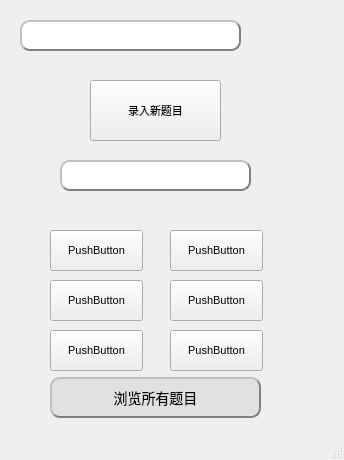
Above: mainwindow.ui from Nartsam/MistakeCopy before the change. Below: the same form after it.
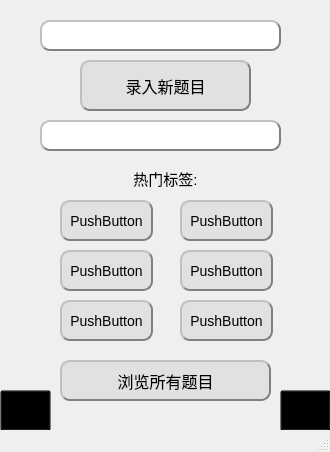
That is the form after the change. Icons and pictures are not drawn.

```diff
--- a/mainwindow.ui
+++ b/mainwindow.ui
@@ -6,8 +6,8 @@
    <rect>
     <x>0</x>
     <y>0</y>
-    <width>344</width>
-    <height>460</height>
+    <width>330</width>
+    <height>452</height>
    </rect>
   </property>
   <property name="font">
@@ -31,12 +31,20 @@
    <widget class="QLineEdit" name="search_lineEdit">
     <property name="geometry">
      <rect>
-      <x>20</x>
+      <x>40</x>
       <y>20</y>
-      <width>221</width>
+      <width>241</width>
       <height>31</height>
      </rect>
     </property>
+    <property name="font">
+     <font>
+      <family>Microsoft YaHei UI</family>
+      <pointsize>8</pointsize>
+      <italic>false</italic>
+      <bold>false</bold>
+     </font>
+    </property>
     <property name="styleSheet">
      <string notr="true">QLineEdit{border:2px groove gray;border-radius:10px;padding:2px 4px;border-style: outset;}</string>
     </property>
@@ -44,12 +52,20 @@
    <widget class="QLineEdit" name="tags_lineEdit">
     <property name="geometry">
      <rect>
-      <x>60</x>
-      <y>160</y>
-      <width>191</width>
+      <x>40</x>
+      <y>120</y>
+      <width>241</width>
       <height>31</height>
      </rect>
     </property>
+    <property name="font">
+     <font>
+      <family>Microsoft YaHei UI</family>
+      <pointsize>8</pointsize>
+      <italic>false</italic>
+      <bold>false</bold>
+     </font>
+    </property>
     <property name="styleSheet">
      <string notr="true">QLineEdit { border:2px groove gray;border-radius:10px;padding:2px 4px;border-style: outset; }</string>
     </property>
@@ -57,20 +73,25 @@
    <widget class="QPushButton" name="add_pushButton">
     <property name="geometry">
      <rect>
-      <x>90</x>
-      <y>80</y>
-      <width>131</width>
-      <height>61</height>
+      <x>80</x>
+      <y>60</y>
+      <width>171</width>
+      <height>51</height>
      </rect>
     </property>
     <property name="font">
      <font>
       <family>Microsoft YaHei UI</family>
-      <pointsize>8</pointsize>
+      <pointsize>-1</pointsize>
       <italic>false</italic>
       <bold>false</bold>
      </font>
     </property>
+    <property name="styleSheet">
+     <string notr="true">QPushButton{ background-color:rgb(225,225,225); border:2px groove gray;border-radius:10px;padding:2px 4px;border-style: outset;font-family: &quot;Microsoft YaHei UI&quot;;font-size: 16px;}
+QPushButton:hover{background-color:rgb(229, 241, 251); color: black;}
+QPushButton:pressed{background-color:rgb(204, 228, 247);border-style: inset;}</string>
+    </property>
     <property name="text">
      <string>录入新题目</string>
     </property>
@@ -78,12 +99,17 @@
    <widget class="QPushButton" name="pushButton_1">
     <property name="geometry">
      <rect>
-      <x>50</x>
-      <y>230</y>
+      <x>60</x>
+      <y>200</y>
       <width>93</width>
       <height>41</height>
      </rect>
     </property>
+    <property name="styleSheet">
+     <string notr="true">QPushButton{ background-color:rgb(225,225,225); border:2px groove gray;border-radius:10px;padding:2px 4px;border-style: outset;font-family: &quot;Microsoft YaHei UI&quot;;font-size: 14px;}
+QPushButton:hover{background-color:rgb(229, 241, 251); color: black;}
+QPushButton:pressed{background-color:rgb(204, 228, 247);border-style: inset;}</string>
+    </property>
     <property name="text">
      <string>PushButton</string>
     </property>
@@ -91,12 +117,17 @@
    <widget class="QPushButton" name="pushButton_2">
     <property name="geometry">
      <rect>
-      <x>170</x>
-      <y>230</y>
+      <x>180</x>
+      <y>200</y>
       <width>93</width>
       <height>41</height>
      </rect>
     </property>
+    <property name="styleSheet">
+     <string notr="true">QPushButton{ background-color:rgb(225,225,225); border:2px groove gray;border-radius:10px;padding:2px 4px;border-style: outset;font-family: &quot;Microsoft YaHei UI&quot;;font-size: 14px;}
+QPushButton:hover{background-color:rgb(229, 241, 251); color: black;}
+QPushButton:pressed{background-color:rgb(204, 228, 247);border-style: inset;}</string>
+    </property>
     <property name="text">
      <string>PushButton</string>
     </property>
@@ -104,12 +135,17 @@
    <widget class="QPushButton" name="pushButton_3">
     <property name="geometry">
      <rect>
-      <x>50</x>
-      <y>280</y>
+      <x>60</x>
+      <y>250</y>
       <width>93</width>
       <height>41</height>
      </rect>
     </property>
+    <property name="styleSheet">
+     <string notr="true">QPushButton{ background-color:rgb(225,225,225); border:2px groove gray;border-radius:10px;padding:2px 4px;border-style: outset;font-family: &quot;Microsoft YaHei UI&quot;;font-size: 14px;}
+QPushButton:hover{background-color:rgb(229, 241, 251); color: black;}
+QPushButton:pressed{background-color:rgb(204, 228, 247);border-style: inset;}</string>
+    </property>
     <property name="text">
      <string>PushButton</string>
     </property>
@@ -117,12 +153,17 @@
    <widget class="QPushButton" name="pushButton_4">
     <property name="geometry">
      <rect>
-      <x>170</x>
-      <y>280</y>
+      <x>180</x>
+      <y>250</y>
       <width>93</width>
       <height>41</height>
      </rect>
     </property>
+    <property name="styleSheet">
+     <string notr="true">QPushButton{ background-color:rgb(225,225,225); border:2px groove gray;border-radius:10px;padding:2px 4px;border-style: outset;font-family: &quot;Microsoft YaHei UI&quot;;font-size: 14px;}
+QPushButton:hover{background-color:rgb(229, 241, 251); color: black;}
+QPushButton:pressed{background-color:rgb(204, 228, 247);border-style: inset;}</string>
+    </property>
     <property name="text">
      <string>PushButton</string>
     </property>
@@ -130,12 +171,17 @@
    <widget class="QPushButton" name="pushButton_5">
     <property name="geometry">
      <rect>
-      <x>50</x>
-      <y>330</y>
+      <x>60</x>
+      <y>300</y>
       <width>93</width>
       <height>41</height>
      </rect>
     </property>
+    <property name="styleSheet">
+     <string notr="true">QPushButton{ background-color:rgb(225,225,225); border:2px groove gray;border-radius:10px;padding:2px 4px;border-style: outset;font-family: &quot;Microsoft YaHei UI&quot;;font-size: 14px;}
+QPushButton:hover{background-color:rgb(229, 241, 251); color: black;}
+QPushButton:pressed{background-color:rgb(204, 228, 247);border-style: inset;}</string>
+    </property>
     <property name="text">
      <string>PushButton</string>
     </property>
@@ -143,12 +189,17 @@
    <widget class="QPushButton" name="pushButton_6">
     <property name="geometry">
      <rect>
-      <x>170</x>
-      <y>330</y>
+      <x>180</x>
+      <y>300</y>
       <width>93</width>
       <height>41</height>
      </rect>
     </property>
+    <property name="styleSheet">
+     <string notr="true">QPushButton{ background-color:rgb(225,225,225); border:2px groove gray;border-radius:10px;padding:2px 4px;border-style: outset;font-family: &quot;Microsoft YaHei UI&quot;;font-size: 14px;}
+QPushButton:hover{background-color:rgb(229, 241, 251); color: black;}
+QPushButton:pressed{background-color:rgb(204, 228, 247);border-style: inset;}</string>
+    </property>
     <property name="text">
      <string>PushButton</string>
     </property>
@@ -156,8 +207,8 @@
    <widget class="QPushButton" name="view_all_pushButton">
     <property name="geometry">
      <rect>
-      <x>50</x>
-      <y>377</y>
+      <x>60</x>
+      <y>360</y>
       <width>211</width>
       <height>41</height>
      </rect>
@@ -171,7 +222,7 @@
      </font>
     </property>
     <property name="styleSheet">
-     <string notr="true">QPushButton{ background-color:rgb(225,225,225); border:2px groove gray;border-radius:10px;padding:2px 4px;border-style: outset;font-family: &quot;Microsoft YaHei UI&quot;;font-size: 14px;}
+     <string notr="true">QPushButton{ background-color:rgb(225,225,225); border:2px groove gray;border-radius:10px;padding:2px 4px;border-style: outset;font-family: &quot;Microsoft YaHei UI&quot;;font-size: 16px;}
 QPushButton:hover{background-color:rgb(229, 241, 251); color: black;}
 QPushButton:pressed{background-color:rgb(204, 228, 247);border-style: inset;}</string>
     </property>
@@ -182,7 +233,7 @@
    <widget class="QPushButton" name="str_search_pushButton">
     <property name="geometry">
      <rect>
-      <x>280</x>
+      <x>290</x>
       <y>20</y>
       <width>30</width>
       <height>30</height>
@@ -201,9 +252,9 @@
    <widget class="QPushButton" name="tags_search_pushButton">
     <property name="geometry">
      <rect>
-      <x>280</x>
-      <y>160</y>
-      <width>30</width>
+      <x>290</x>
+      <y>120</y>
+      <width>31</width>
       <height>30</height>
      </rect>
     </property>
@@ -217,6 +268,62 @@
      <string/>
     </property>
    </widget>
+   <widget class="QLabel" name="label">
+    <property name="geometry">
+     <rect>
+      <x>120</x>
+      <y>170</y>
+      <width>91</width>
+      <height>17</height>
+     </rect>
+    </property>
+    <property name="font">
+     <font>
+      <family>Microsoft YaHei UI</family>
+      <pointsize>11</pointsize>
+      <italic>false</italic>
+      <bold>false</bold>
+     </font>
+    </property>
+    <property name="text">
+     <string>热门标签:</string>
+    </property>
+    <property name="alignment">
+     <set>Qt::AlignCenter</set>
+    </property>
+   </widget>
+   <widget class="QPushButton" name="save_pushButton">
+    <property name="geometry">
+     <rect>
+      <x>0</x>
+      <y>390</y>
+      <width>51</width>
+      <height>41</height>
+     </rect>
+    </property>
+    <property name="styleSheet">
+     <string notr="true">background:transparent;</string>
+    </property>
+    <property name="text">
+     <string/>
+    </property>
+   </widget>
+   <widget class="QPushButton" name="about_pushButton">
+    <property name="geometry">
+     <rect>
+      <x>280</x>
+      <y>390</y>
+      <width>51</width>
+      <height>41</height>
+     </rect>
+    </property>
+    <property name="styleSheet">
+     <string notr="true">background:transparent;</string>
+    </property>
+    <property name="text">
+     <string/>
+    </property>
+   </widget>
   </widget>
   <widget class="QMenuBar" name="menubar">
    <property name="geometry">
```
Left out of the diff: 6 changed lines with no effect on the pictures.
